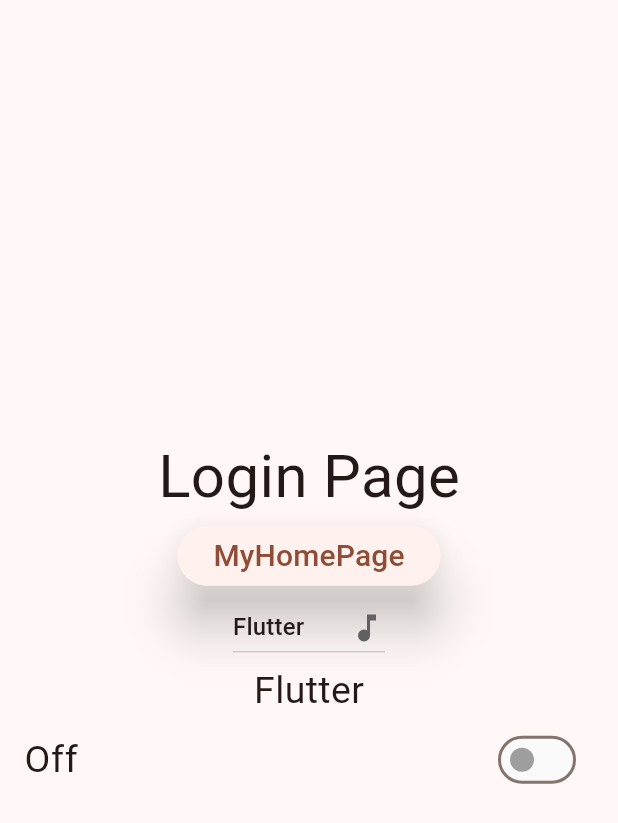
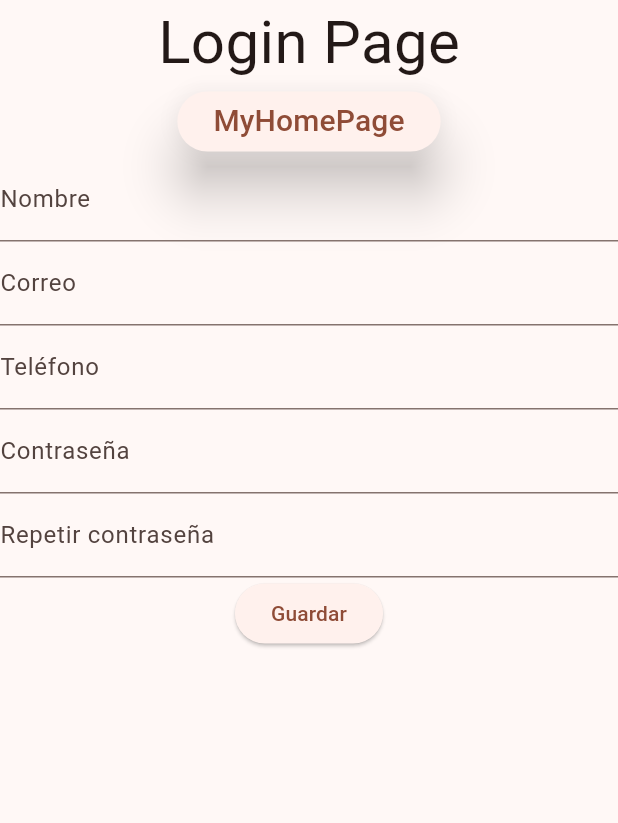
Before and after one commit to chernandez83/my_first_flutter_app, a Flutter app: the screen it shows after launch, on a phone screen of 412 x 824 dp. Shown: the top 823 px of the screen. Run offline on Flutter 3.47's test engine with Material 2 defaults, Android fonts, the phone set to English and light mode, and no system bars; our stand-ins replace page_transition; project files that could hold a hidden picture were left out.

Commit message:
TextField, Form

```diff
--- a/lib/Pages/LoginPage.dart
+++ b/lib/Pages/LoginPage.dart
@@ -5,8 +5,10 @@ import 'package:my_first_app/Pages/MyHomePage.dart';
 import 'package:my_first_app/Widgets/Forms/MyCheckbox.dart';
 import 'package:my_first_app/Widgets/Forms/MyDatePicker.dart';
 import 'package:my_first_app/Widgets/Forms/MyDropdownButton.dart';
+import 'package:my_first_app/Widgets/Forms/MyForm.dart';
 import 'package:my_first_app/Widgets/Forms/MyRadioButtons.dart';
 import 'package:my_first_app/Widgets/Forms/MySwitch.dart';
+import 'package:my_first_app/Widgets/Forms/MyTextField.dart';
 
 class LoginPage extends StatefulWidget {
   const LoginPage({super.key});
@@ -20,6 +22,7 @@ class LoginPageState extends State<LoginPage> {
   Widget build(BuildContext context) {
     return Scaffold(
       body: SafeArea(
+        child: SingleChildScrollView(
           child: Center(
             child: Column(
               mainAxisAlignment: MainAxisAlignment.center,
@@ -51,9 +54,12 @@ class LoginPageState extends State<LoginPage> {
                 //const MyRadioButtons(),
                 //const MyCheckbox(),
                 //const MyDatePicker(),
-              const MyDropdownButton(),
-              const MySwitch(),
+                //const MyDropdownButton(),
+                //const MySwitch(),
+                //const MyTextField(),
+                const MyForm(),
               ],
+            ),
           ),
         ),
       ),
--- /dev/null
+++ b/lib/Widgets/Forms/MyForm.dart
@@ -0,0 +1,130 @@
+import 'package:flutter/material.dart';
+
+class MyForm extends StatefulWidget {
+  const MyForm({super.key});
+
+  @override
+  State<StatefulWidget> createState() => MyFormState();
+}
+
+class MyFormState extends State<MyForm> {
+  GlobalKey<FormState> formKey = GlobalKey();
+  TextEditingController ctrlName = TextEditingController();
+  TextEditingController ctrlEmail = TextEditingController();
+  TextEditingController ctrlMobile = TextEditingController();
+  TextEditingController ctrlPassword = TextEditingController();
+  TextEditingController ctrlRepeatPassword = TextEditingController();
+
+  @override
+  Widget build(BuildContext context) {
+    return Form(
+      key: formKey,
+      child: Column(
+        children: [
+          TextFormField(
+            controller: ctrlName,
+            decoration: const InputDecoration(
+              labelText: 'Nombre',
+            ),
+            keyboardType: TextInputType.text,
+            validator: validateName,
+          ),
+          TextFormField(
+            controller: ctrlEmail,
+            decoration: const InputDecoration(
+              labelText: 'Correo',
+            ),
+            keyboardType: TextInputType.emailAddress,
+            validator: validateEmail,
+          ),
+          TextFormField(
+            controller: ctrlMobile,
+            decoration: const InputDecoration(
+              labelText: 'Teléfono',
+            ),
+            keyboardType: TextInputType.number,
+            validator: validateMobile,
+          ),
+          TextFormField(
+            controller: ctrlPassword,
+            decoration: const InputDecoration(
+              labelText: 'Contraseña',
+            ),
+            keyboardType: TextInputType.text,
+            obscureText: true,
+            validator: validatePassword,
+          ),
+          TextFormField(
+            controller: ctrlRepeatPassword,
+            decoration: const InputDecoration(
+              labelText: 'Repetir contraseña',
+            ),
+            keyboardType: TextInputType.text,
+            obscureText: true,
+            validator: validateRepeatPassword,
+          ),
+          ElevatedButton(
+            onPressed: () => save(),
+            child: const Text('Guardar'),
+          ),
+        ],
+      ),
+    );
+  }
+
+  save() {
+    if(formKey.currentState!.validate()) {
+      print('Nombre: ${ctrlName.text}');
+      print('Email: ${ctrlEmail.text}');
+      print('Teléfono: ${ctrlMobile.text}');
+      print('Contraseña: ${ctrlPassword.text}');
+      print('Repetir contraseña: ${ctrlRepeatPassword.text}');
+      formKey.currentState!.reset();
+    }
+  }
+
+  String? validateName(String? value) {
+    if(value.toString().isEmpty) {
+      return 'El nombre es obligatorio';
+    }
+    return null;
+  }
+
+  String? validateEmail(String? value) {
+    String pattern = r"^[a-zA-Z0-9.a-zA-Z0-9.!#$%&'*+-/=?^_`{|}~]+@[a-zA-Z0-9]+\.[a-zA-Z]+";
+    RegExp regExpEmail = RegExp(pattern);
+
+    if(value.toString().isEmpty) {
+      return 'El correo es obligatorio';
+    } else if(!regExpEmail.hasMatch(value.toString())) {
+      return 'El correo no es válido';
+    }
+    return null;
+  }
+
+  String? validateMobile(String? value) {
+    if(value.toString().isEmpty) {
+      return 'El número de teléfono es obligatorio';
+    } else if(value.toString().length != 10) {
+      return 'El número de teléfono debe tener 10 dígitos';
+    }
+    return null;
+  }
+
+  String? validatePassword(String? value) {
+    if(value.toString().isEmpty) {
+      return 'La contraseña es obligatorio';
+    }
+    return null;
+  }
+
+  String? validateRepeatPassword(String? value) {
+    if(value.toString().isEmpty) {
+      return 'La contraseña es obligatorio';
+    } if (value.toString() != ctrlPassword.text.toString()) {
+      return 'Las contraseñas no coinciden';
+    }
+    return null;
+  }
+
+}
```
Also changed, not shown: lib/Widgets/Forms/MyTextField.dart (added, +96 -0 lines). Lines whose indentation alone changed are shown as unchanged.
